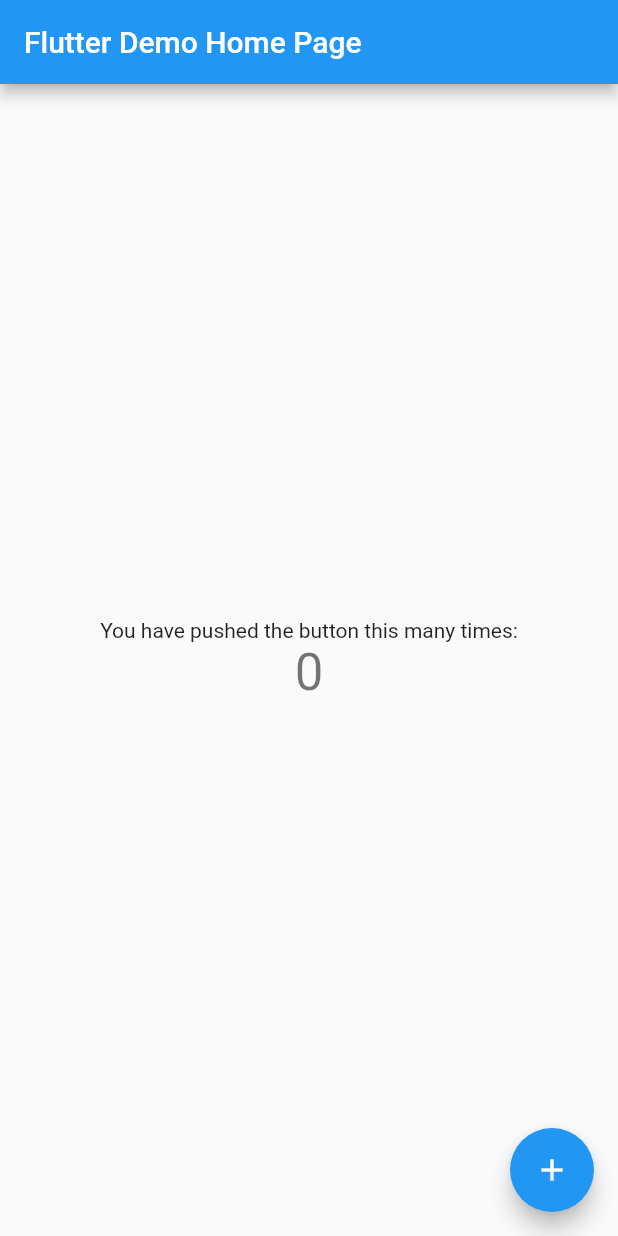
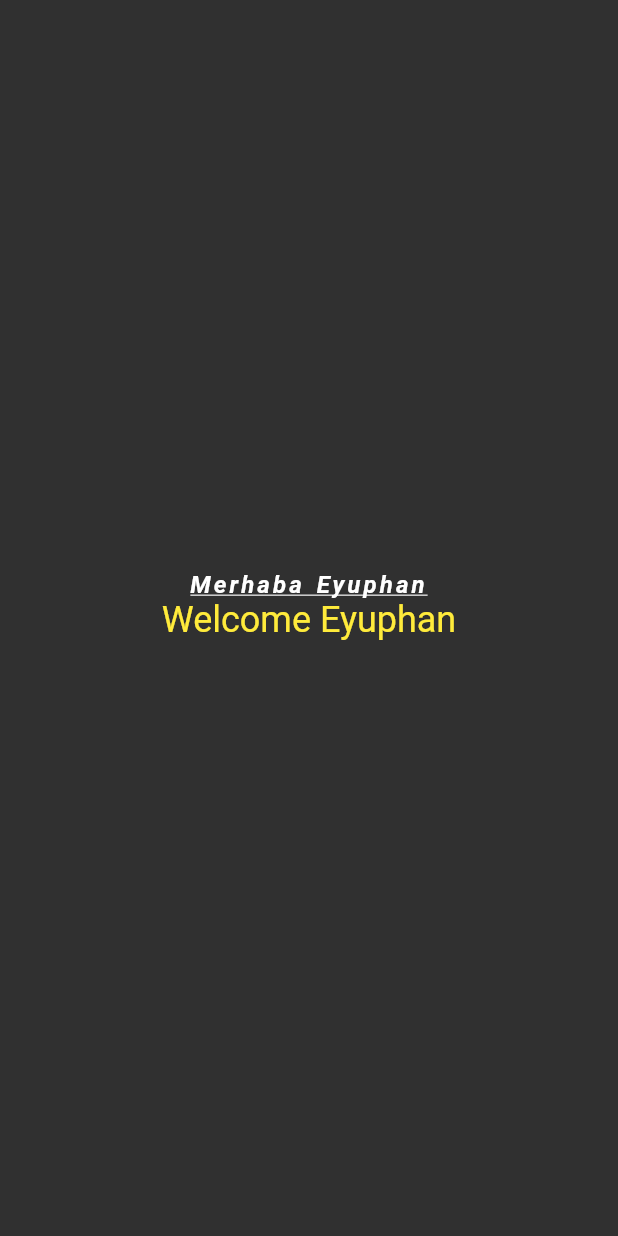
Before and after one commit to eyuphan-oguz/veli_bacik_flutter_learning, a Flutter app: the screen it shows after launch, on a phone screen of 412 x 824 dp. Run offline on Flutter 3.47's test engine with Material 2 defaults, Android fonts, the phone set to English and light mode, and no system bars.

Commit message:
text learn

```diff
--- /dev/null
+++ b/lib/101/text_learn_view.dart
@@ -0,0 +1,56 @@
+import 'package:flutter/material.dart';
+
+class TextLearnView extends StatelessWidget {
+  const TextLearnView({Key? key, this.userName}) : super(key: key);
+  final String name = "Eyuphan";
+
+  final String? userName;
+
+  @override
+  Widget build(BuildContext context) {
+    return Scaffold(
+        body: Center(
+            child: Column(
+      mainAxisAlignment: MainAxisAlignment.center,
+      children: [
+        Text(
+          "${ProjectKeys.welcome} ${name}",
+          maxLines: 2,
+          overflow: TextOverflow.ellipsis,
+          textAlign: TextAlign.right,
+          style: ProjectStyles.welcomeStyle,
+        ),
+        Text(
+          "Welcome ${name}",
+          maxLines: 2,
+          overflow: TextOverflow.ellipsis,
+          textAlign: TextAlign.right,
+          style: Theme.of(context).textTheme.headline5?.copyWith(color: ProjectColor.welcomeColor),
+        ),
+
+        Text(userName ?? "")
+      ],
+    )));
+  }
+}
+
+class ProjectStyles {
+  static TextStyle welcomeStyle = TextStyle(
+      wordSpacing: 2,
+      letterSpacing: 2,
+      fontSize: 16,
+      fontWeight: FontWeight.w600,
+      decoration: TextDecoration.underline,
+      fontStyle: FontStyle.italic);
+}
+
+
+
+class ProjectColor{
+  static Color welcomeColor=Colors.yellow;
+}
+
+
+class ProjectKeys{
+  static String welcome="Merhaba";
+}
--- a/lib/main.dart
+++ b/lib/main.dart
@@ -1,4 +1,5 @@
 import 'package:flutter/material.dart';
+import 'package:veli_bacik_flutter_learning/101/text_learn_view.dart';
 
 void main() {
   runApp(const MyApp());
@@ -11,105 +12,10 @@ class MyApp extends StatelessWidget {
   @override
   Widget build(BuildContext context) {
     return MaterialApp(
+      debugShowCheckedModeBanner: false,
       title: 'Flutter Demo',
-      theme: ThemeData(
-        // This is the theme of your application.
-        //
-        // Try running your application with "flutter run". You'll see the
-        // application has a blue toolbar. Then, without quitting the app, try
-        // changing the primarySwatch below to Colors.green and then invoke
-        // "hot reload" (press "r" in the console where you ran "flutter run",
-        // or simply save your changes to "hot reload" in a Flutter IDE).
-        // Notice that the counter didn't reset back to zero; the application
-        // is not restarted.
-        primarySwatch: Colors.blue,
-      ),
-      home: const MyHomePage(title: 'Flutter Demo Home Page'),
+      theme: ThemeData.dark(),
+      home: TextLearnView(),
     );
   }
 }
-
-class MyHomePage extends StatefulWidget {
-  const MyHomePage({super.key, required this.title});
-
-  // This widget is the home page of your application. It is stateful, meaning
-  // that it has a State object (defined below) that contains fields that affect
-  // how it looks.
-
-  // This class is the configuration for the state. It holds the values (in this
-  // case the title) provided by the parent (in this case the App widget) and
-  // used by the build method of the State. Fields in a Widget subclass are
-  // always marked "final".
-
-  final String title;
-
-  @override
-  State<MyHomePage> createState() => _MyHomePageState();
-}
-
-class _MyHomePageState extends State<MyHomePage> {
-  int _counter = 0;
-
-  void _incrementCounter() {
-    setState(() {
-      // This call to setState tells the Flutter framework that something has
-      // changed in this State, which causes it to rerun the build method below
-      // so that the display can reflect the updated values. If we changed
-      // _counter without calling setState(), then the build method would not be
-      // called again, and so nothing would appear to happen.
-      _counter++;
-    });
-  }
-
-  @override
-  Widget build(BuildContext context) {
-    // This method is rerun every time setState is called, for instance as done
-    // by the _incrementCounter method above.
-    //
-    // The Flutter framework has been optimized to make rerunning build methods
-    // fast, so that you can just rebuild anything that needs updating rather
-    // than having to individually change instances of widgets.
-    return Scaffold(
-      appBar: AppBar(
-        // Here we take the value from the MyHomePage object that was created by
-        // the App.build method, and use it to set our appbar title.
-        title: Text(widget.title),
-      ),
-      body: Center(
-        // Center is a layout widget. It takes a single child and positions it
-        // in the middle of the parent.
-        child: Column(
-          // Column is also a layout widget. It takes a list of children and
-          // arranges them vertically. By default, it sizes itself to fit its
-          // children horizontally, and tries to be as tall as its parent.
-          //
-          // Invoke "debug painting" (press "p" in the console, choose the
-          // "Toggle Debug Paint" action from the Flutter Inspector in Android
-          // Studio, or the "Toggle Debug Paint" command in Visual Studio Code)
-          // to see the wireframe for each widget.
-          //
-          // Column has various properties to control how it sizes itself and
-          // how it positions its children. Here we use mainAxisAlignment to
-          // center the children vertically; the main axis here is the vertical
-          // axis because Columns are vertical (the cross axis would be
-          // horizontal).
-          mainAxisAlignment: MainAxisAlignment.center,
-          children: <Widget>[
-            const Text(
-              'You have pushed the button this many times:',
-            ),
-            Text(
-              '$_counter',
-              style: Theme.of(context).textTheme.headline4,
-            ),
-          ],
-        ),
-      ),
-      floatingActionButton: FloatingActionButton(
-        onPressed: _incrementCounter,
-        tooltip: 'Increment',
-        child: const Icon(Icons.add),
-      ), // This trailing comma makes auto-formatting nicer for build methods.
-    );
-  }
-}
```
